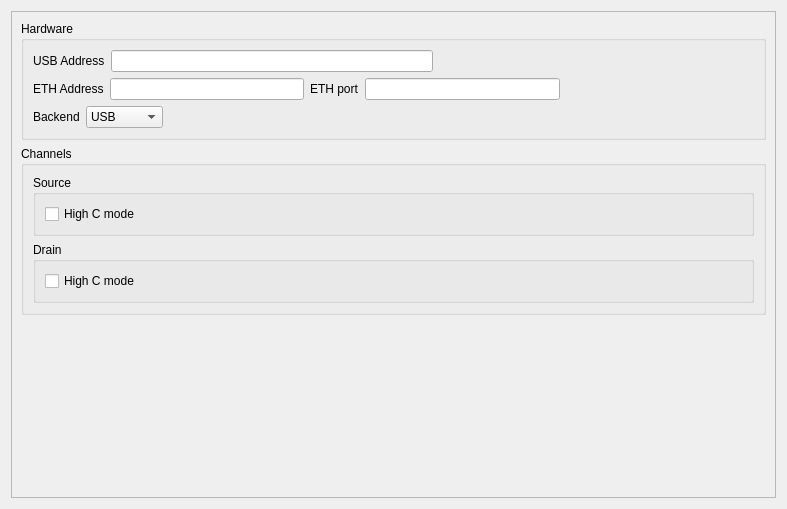
The window that plugins/Keithley2612B/Keithley2612B_settingsWidget.ui (pyIVLS/pyIVLS) describes before a commit, drawn with Qt 5.
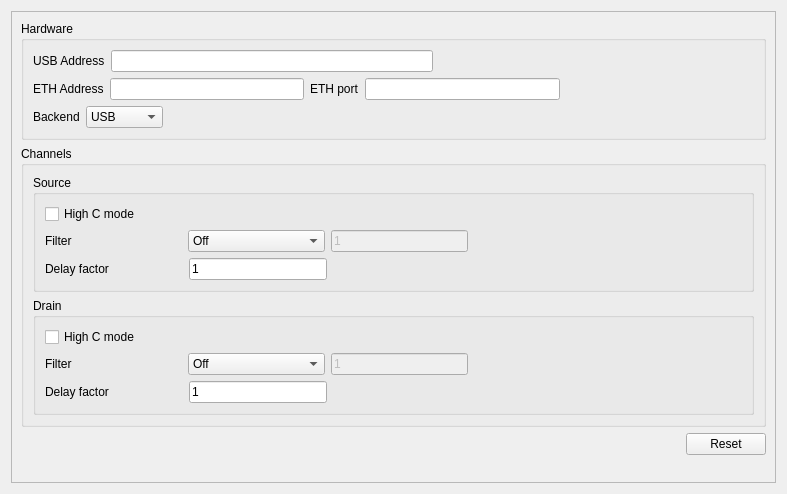
The same window after the commit.

Commit message: *Keithley2612B plugin: - plugin structure update to be similar to other plugins - delay factor and filter added to GUI *sweep-1.0.0 plugin: - bug in pulsedpause corrected - bug in aborting the script with prescaler corrected *VenusUSB2-0.7.0 plugin - minor consistency changes

```diff
--- a/plugins/Keithley2612B/Keithley2612B_settingsWidget.ui
+++ b/plugins/Keithley2612B/Keithley2612B_settingsWidget.ui
@@ -7,7 +7,7 @@
     <x>0</x>
     <y>0</y>
     <width>787</width>
-    <height>509</height>
+    <height>494</height>
    </rect>
   </property>
   <property name="sizePolicy">
@@ -30,8 +30,8 @@
        <rect>
         <x>0</x>
         <y>0</y>
-        <width>767</width>
-        <height>489</height>
+        <width>753</width>
+        <height>526</height>
        </rect>
       </property>
       <layout class="QVBoxLayout" name="verticalLayout_10">
@@ -219,6 +219,85 @@
                </item>
               </layout>
              </item>
+             <item>
+              <layout class="QHBoxLayout" name="HBoxLayout_sourceFilter" stretch="1,1,1,2">
+               <item>
+                <widget class="QLabel" name="label_sourceFilter">
+                 <property name="text">
+                  <string>Filter</string>
+                 </property>
+                </widget>
+               </item>
+               <item>
+                <widget class="QComboBox" name="comboBox_sourceFilter">
+                 <item>
+                  <property name="text">
+                   <string>Off</string>
+                  </property>
+                 </item>
+                 <item>
+                  <property name="text">
+                   <string>Repeat average</string>
+                  </property>
+                 </item>
+                </widget>
+               </item>
+               <item>
+                <widget class="QLineEdit" name="lineEdit_sourceFilter">
+                 <property name="enabled">
+                  <bool>false</bool>
+                 </property>
+                 <property name="text">
+                  <string>1</string>
+                 </property>
+                </widget>
+               </item>
+               <item>
+                <spacer name="horizontalSpacer_4">
+                 <property name="orientation">
+                  <enum>Qt::Horizontal</enum>
+                 </property>
+                 <property name="sizeHint" stdset="0">
+                  <size>
+                   <width>40</width>
+                   <height>20</height>
+                  </size>
+                 </property>
+                </spacer>
+               </item>
+              </layout>
+             </item>
+             <item>
+              <layout class="QHBoxLayout" name="HBoxLayout_delayFactor" stretch="1,1,3">
+               <item>
+                <widget class="QLabel" name="label_sourceDelayFactor">
+                 <property name="text">
+                  <string>Delay factor</string>
+                 </property>
+                </widget>
+               </item>
+               <item>
+                <widget class="QLineEdit" name="lineEdit_sourceDelayFactor">
+                 <property name="text">
+                  <string>1</string>
+                 </property>
+                </widget>
+               </item>
+               <item>
+                <spacer name="horizontalSpacer_7">
+                 <property name="orientation">
+                  <enum>Qt::Horizontal</enum>
+                 </property>
+                 <property name="sizeHint" stdset="0">
+                  <size>
+                   <width>40</width>
+                   <height>20</height>
+                  </size>
+                 </property>
+                </spacer>
+               </item>
+              </layout>
+             </item>
             </layout>
            </widget>
           </item>
@@ -256,12 +335,115 @@
                </item>
               </layout>
              </item>
+             <item>
+              <layout class="QHBoxLayout" name="HBoxLayout_drainFilter" stretch="1,1,1,2">
+               <item>
+                <widget class="QLabel" name="label_drainFilter">
+                 <property name="text">
+                  <string>Filter</string>
+                 </property>
+                </widget>
+               </item>
+               <item>
+                <widget class="QComboBox" name="comboBox_drainFilter">
+                 <item>
+                  <property name="text">
+                   <string>Off</string>
+                  </property>
+                 </item>
+                 <item>
+                  <property name="text">
+                   <string>Repeat average</string>
+                  </property>
+                 </item>
+                </widget>
+               </item>
+               <item>
+                <widget class="QLineEdit" name="lineEdit_drainFilter">
+                 <property name="enabled">
+                  <bool>false</bool>
+                 </property>
+                 <property name="text">
+                  <string>1</string>
+                 </property>
+                </widget>
+               </item>
+               <item>
+                <spacer name="horizontalSpacer_5">
+                 <property name="orientation">
+                  <enum>Qt::Horizontal</enum>
+                 </property>
+                 <property name="sizeHint" stdset="0">
+                  <size>
+                   <width>40</width>
+                   <height>20</height>
+                  </size>
+                 </property>
+                </spacer>
+               </item>
+              </layout>
+             </item>
+             <item>
+              <layout class="QHBoxLayout" name="HBoxLayout_drainDelayFactor" stretch="1,1,3">
+               <item>
+                <widget class="QLabel" name="label_drainDelayFactor">
+                 <property name="text">
+                  <string>Delay factor</string>
+                 </property>
+                </widget>
+               </item>
+               <item>
+                <widget class="QLineEdit" name="lineEdit_drainDelayFactor">
+                 <property name="text">
+                  <string>1</string>
+                 </property>
+                </widget>
+               </item>
+               <item>
+                <spacer name="horizontalSpacer_8">
+                 <property name="orientation">
+                  <enum>Qt::Horizontal</enum>
+                 </property>
+                 <property name="sizeHint" stdset="0">
+                  <size>
+                   <width>40</width>
+                   <height>20</height>
+                  </size>
+                 </property>
+                </spacer>
+               </item>
+              </layout>
+             </item>
             </layout>
            </widget>
           </item>
          </layout>
         </widget>
        </item>
+       <item>
+        <layout class="QHBoxLayout" name="HBoxLayout_Initialize">
+         <item>
+          <spacer name="horizontalSpacer_6">
+           <property name="orientation">
+            <enum>Qt::Horizontal</enum>
+           </property>
+           <property name="sizeHint" stdset="0">
+            <size>
+             <width>40</width>
+             <height>20</height>
+            </size>
+           </property>
+          </spacer>
+         </item>
+         <item>
+          <widget class="QPushButton" name="pushButton_Init">
+           <property name="text">
+            <string>Reset</string>
+           </property>
+          </widget>
+         </item>
+        </layout>
+       </item>
        <item>
         <spacer name="verticalSpacer">
          <property name="orientation">
@@ -270,7 +452,7 @@
          <property name="sizeHint" stdset="0">
           <size>
            <width>20</width>
-           <height>66</height>
+           <height>40</height>
           </size>
          </property>
         </spacer>
```
The commit also changes 10 other files.
